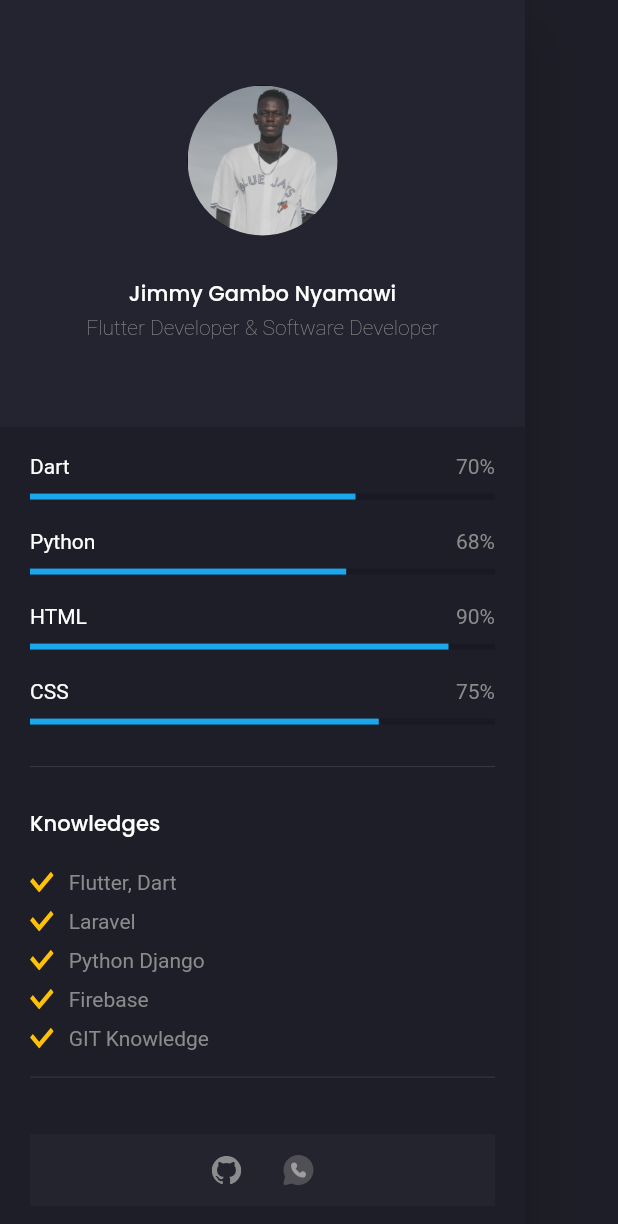
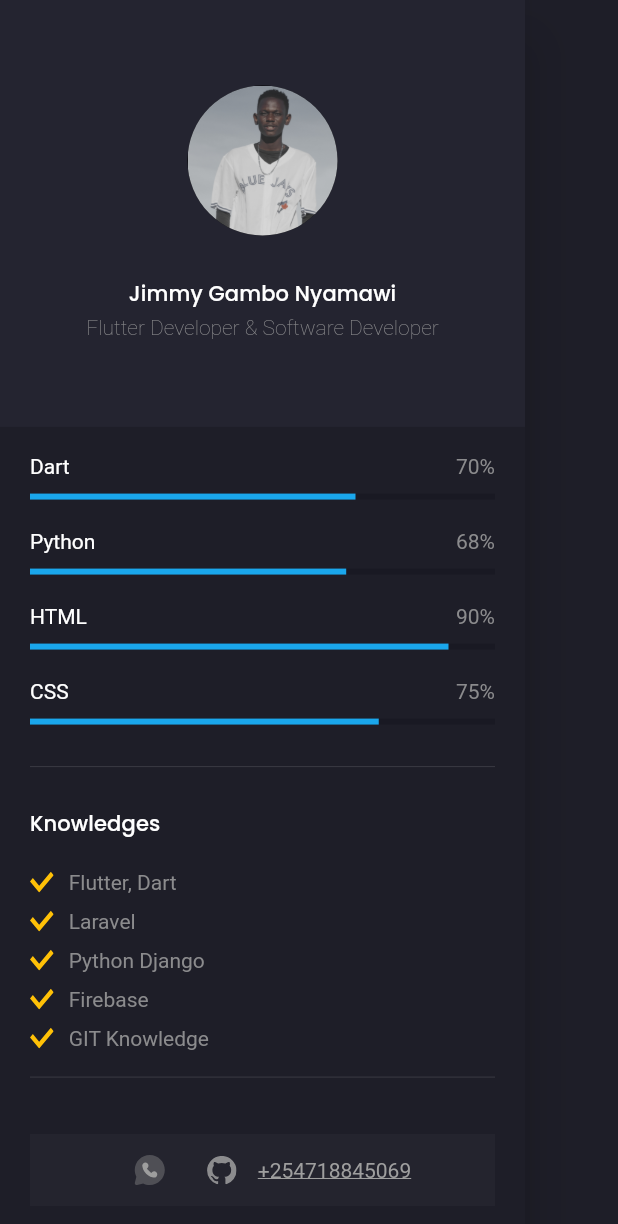
Before and after one commit to Nyamawi-Jimmy/Portfolio, a Flutter app: the SideMenu widget shown alone on an empty page, opened directly, scrolled down 347 dp, on a phone screen of 412 x 824 dp. Shown: the top 1224 px of the screen. Run offline on Flutter 3.47's test engine with Material 2 defaults, Android fonts, the phone set to English and light mode, and no system bars; our stand-ins replace animated_text_kit, dio, flutter_svg, get, google_fonts.

Commit message:
phone number

```diff
--- a/lib/screens/main/components/side_menu.dart
+++ b/lib/screens/main/components/side_menu.dart
@@ -54,12 +54,6 @@ class SideMenu extends StatelessWidget {
                         children: [
                           Spacer(),
                           IconButton(
-                            onPressed: () {
-                              launch("https://github.com/Nyamawi-Jimmy");
-                            },
-                            icon: SvgPicture.asset("assets/icons/github.svg"),
-                          ),
-                          IconButton(
                             onPressed: () async {
                               final message = 'Hello!';
                               final phone = '+254718845069';
@@ -71,6 +65,24 @@ class SideMenu extends StatelessWidget {
                               }
                             },
                             icon: SvgPicture.asset("assets/icons/whatsapp.svg",color: Colors.grey,),
+                          ),
+                          IconButton(
+                            onPressed: () {
+                              launch("https://github.com/Nyamawi-Jimmy");
+                            },
+                            icon: SvgPicture.asset("assets/icons/github.svg"),
+                          ),
+                          GestureDetector(
+                            onTap: () {
+                              launch("tel:+254718845069");
+                            },
+                            child: Text(
+                              "+254718845069",
+                              style: TextStyle(
+                                decoration: TextDecoration.underline,
+                                color: Colors.grey.withOpacity(1),
+                              ),
+                            ),
                           ),
                           Spacer(),
                         ],
--- a/pubspec.yaml
+++ b/pubspec.yaml
@@ -37,11 +37,11 @@ dependencies:
   cupertino_icons: ^1.0.2
   animated_text_kit: ^4.2.2
   flutter_svg: ^2.0.4
-  flutter_downloader: ^1.10.2
   get: ^4.6.5
   dio: ^5.0.3
   google_fonts: ^4.0.3
   url_launcher: ^6.1.10
+  flutter_downloader: ^1.10.2
 
 dev_dependencies:
   flutter_test:
```
Also changed, not shown: lib/main.dart (+37 -13 lines), pubspec.lock.
